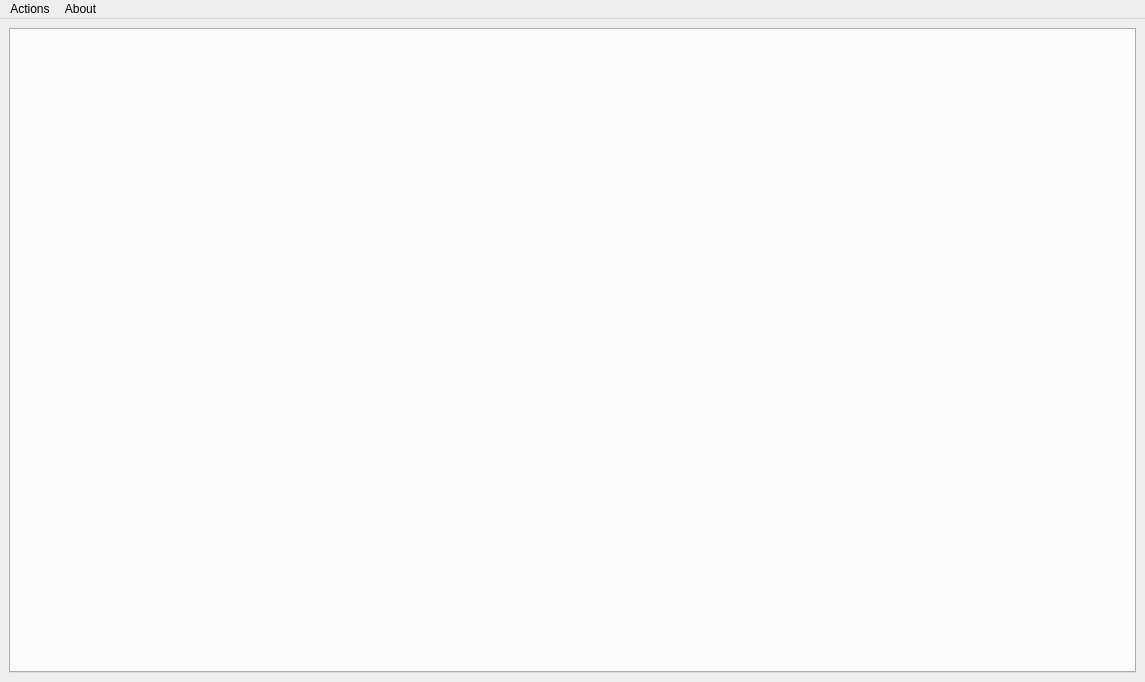
pyrocko/kite, file src/spool/ui/spool.ui: the form before one commit.
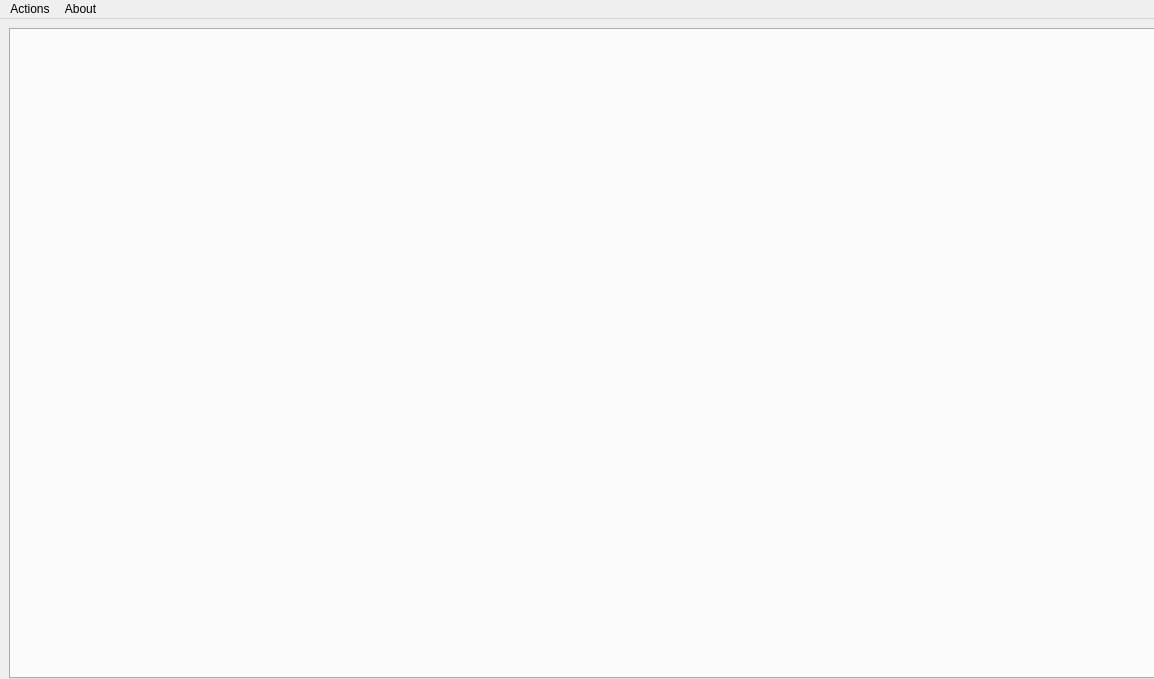
The form after the commit.

The edit to the form file:
```diff
--- a/src/spool/ui/spool.ui
+++ b/src/spool/ui/spool.ui
@@ -6,8 +6,8 @@
    <rect>
     <x>0</x>
     <y>0</y>
-    <width>1145</width>
-    <height>682</height>
+    <width>1154</width>
+    <height>679</height>
    </rect>
   </property>
   <property name="sizePolicy">
@@ -34,25 +34,66 @@
    </property>
    <property name="minimumSize">
     <size>
-     <width>0</width>
-     <height>0</height>
+     <width>700</width>
+     <height>500</height>
+    </size>
+   </property>
+   <property name="maximumSize">
+    <size>
+     <width>16777215</width>
+     <height>16777215</height>
     </size>
    </property>
    <layout class="QHBoxLayout" name="horizontalLayout">
     <item>
-     <widget class="QTabWidget" name="tabs">
+     <widget class="QSplitter" name="splitter">
       <property name="sizePolicy">
        <sizepolicy hsizetype="Expanding" vsizetype="Expanding">
-        <horstretch>0</horstretch>
-        <verstretch>0</verstretch>
+        <horstretch>1</horstretch>
+        <verstretch>1</verstretch>
        </sizepolicy>
       </property>
       <property name="minimumSize">
        <size>
-        <width>300</width>
-        <height>300</height>
+        <width>1151</width>
+        <height>651</height>
        </size>
       </property>
+      <property name="maximumSize">
+       <size>
+        <width>16777215</width>
+        <height>16777215</height>
+       </size>
+      </property>
+      <property name="orientation">
+       <enum>Qt::Horizontal</enum>
+      </property>
+      <widget class="QTabWidget" name="tabs">
+       <property name="enabled">
+        <bool>true</bool>
+       </property>
+       <property name="sizePolicy">
+        <sizepolicy hsizetype="Expanding" vsizetype="Expanding">
+         <horstretch>0</horstretch>
+         <verstretch>0</verstretch>
+        </sizepolicy>
+       </property>
+       <property name="minimumSize">
+        <size>
+         <width>0</width>
+         <height>0</height>
+        </size>
+       </property>
+       <property name="maximumSize">
+        <size>
+         <width>16777215</width>
+         <height>16777215</height>
+        </size>
+       </property>
+       <property name="movable">
+        <bool>true</bool>
+       </property>
+      </widget>
      </widget>
     </item>
    </layout>
@@ -62,7 +103,7 @@
     <rect>
      <x>0</x>
      <y>0</y>
-     <width>1145</width>
+     <width>1154</width>
      <height>21</height>
     </rect>
    </property>
```
